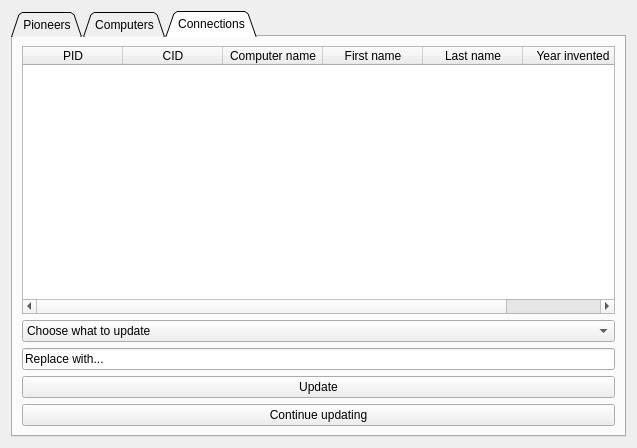
The window that hoopergui/update_widget.ui (VLN1-15-30/fall-project) describes before a commit, drawn with Qt 5.
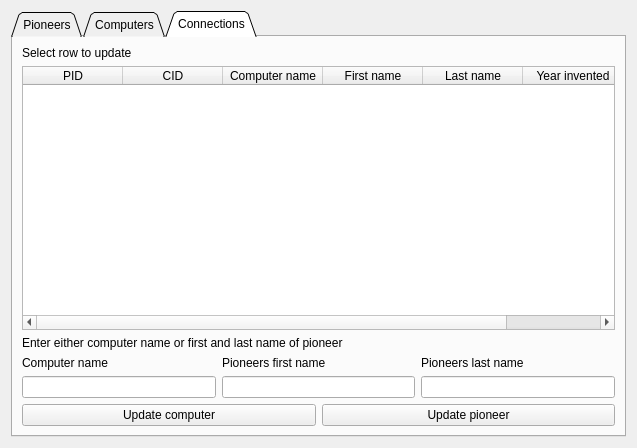
The same window after the commit. The open tabs and pages were chosen to show the change.

Commit message: Added update feature for connections table

The edit to the form file:
```diff
--- a/hoopergui/update_widget.ui
+++ b/hoopergui/update_widget.ui
@@ -139,6 +139,13 @@
        <string>Connections</string>
       </attribute>
       <layout class="QVBoxLayout" name="verticalLayout_2">
+       <item>
+        <widget class="QLabel" name="label_3">
+         <property name="text">
+          <string>Select row to update</string>
+         </property>
+        </widget>
+       </item>
        <item>
         <widget class="QTableWidget" name="tableView_connections_2">
          <property name="sortingEnabled">
@@ -186,49 +193,67 @@
         </widget>
        </item>
        <item>
-        <widget class="QComboBox" name="updateOptionsConnections">
-         <item>
+        <widget class="QLabel" name="label_7">
           <property name="text">
-           <string>Choose what to update</string>
-          </property>
+          <string>Enter either computer name or first and last name of pioneer</string>
+         </property>
+        </widget>
          </item>
          <item>
-          <property name="text">
-           <string>Pioneer first name</string>
-          </property>
-         </item>
+        <layout class="QHBoxLayout" name="horizontalLayout_2">
          <item>
-          <property name="text">
-           <string>Pioneer last name</string>
-          </property>
-         </item>
-         <item>
+          <widget class="QLabel" name="label_6">
           <property name="text">
            <string>Computer name</string>
           </property>
+          </widget>
          </item>
+         <item>
+          <widget class="QLabel" name="label_5">
+           <property name="text">
+            <string>Pioneers first name</string>
+           </property>
         </widget>
        </item>
        <item>
-        <widget class="QLineEdit" name="replaceConnectionsInfo">
+          <widget class="QLabel" name="label_4">
          <property name="text">
-          <string>Replace with...</string>
+            <string>Pioneers last name</string>
+           </property>
+          </widget>
+         </item>
+        </layout>
+       </item>
+       <item>
+        <layout class="QHBoxLayout" name="horizontalLayout">
+         <item>
+          <widget class="QLineEdit" name="computerName"/>
+         </item>
+         <item>
+          <widget class="QLineEdit" name="firstName"/>
+         </item>
+         <item>
+          <widget class="QLineEdit" name="lastName"/>
+         </item>
+        </layout>
+       </item>
+       <item>
+        <layout class="QHBoxLayout" name="horizontalLayout_4">
+         <item>
+          <widget class="QPushButton" name="updateComputer">
+           <property name="text">
+            <string>Update computer</string>
          </property>
         </widget>
        </item>
        <item>
         <widget class="QPushButton" name="updateConnection">
          <property name="text">
-          <string>Update</string>
+            <string>Update pioneer</string>
          </property>
         </widget>
        </item>
-       <item>
-        <widget class="QPushButton" name="updateAnotherConnection">
-         <property name="text">
-          <string>Continue updating</string>
-         </property>
-        </widget>
+        </layout>
        </item>
       </layout>
      </widget>
```
Left out of the diff: 5 changed lines with no effect on the pictures. Lines whose indentation alone changed are shown as unchanged. The commit also changes 3 other files.
